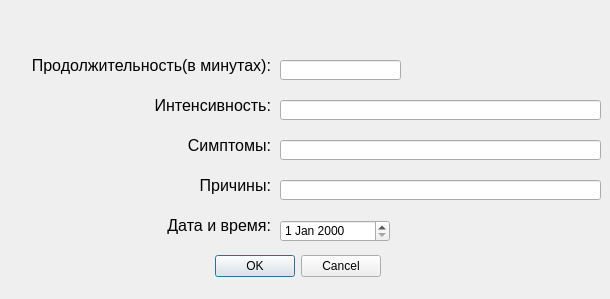
Qt form dialog_new_seizure.ui (Mr-Zoom-13/pain-diary) before a commit.
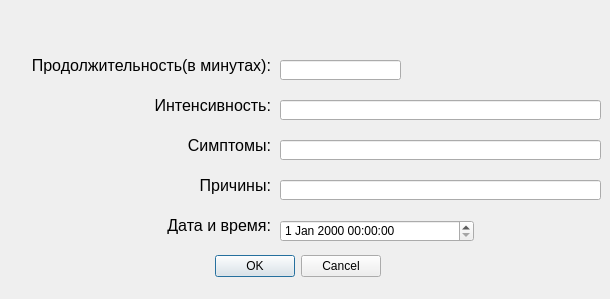
The same form after that commit.

Commit message: With time

```diff
--- a/dialog_new_seizure.ui
+++ b/dialog_new_seizure.ui
@@ -174,12 +174,12 @@
     <set>Qt::AlignRight|Qt::AlignTrailing|Qt::AlignVCenter</set>
    </property>
   </widget>
-  <widget class="QDateEdit" name="date_time">
+  <widget class="QDateTimeEdit" name="date_time">
    <property name="geometry">
     <rect>
      <x>280</x>
      <y>220</y>
-     <width>110</width>
+     <width>194</width>
      <height>22</height>
     </rect>
    </property>
```
The commit also changes 2 other files.
